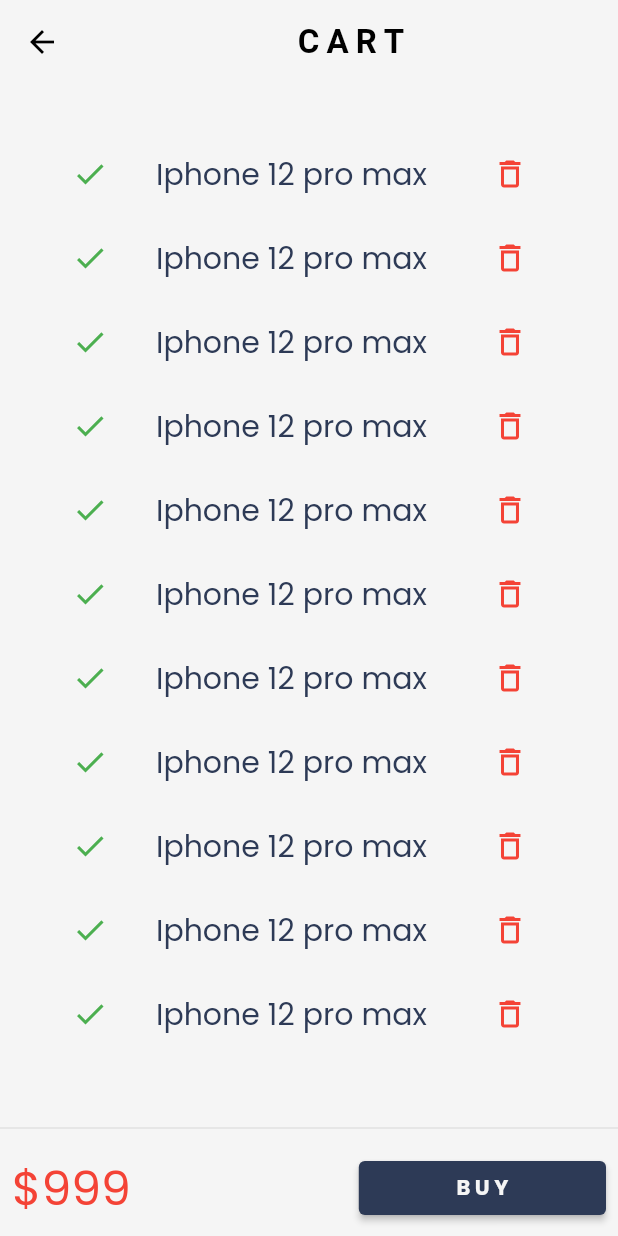
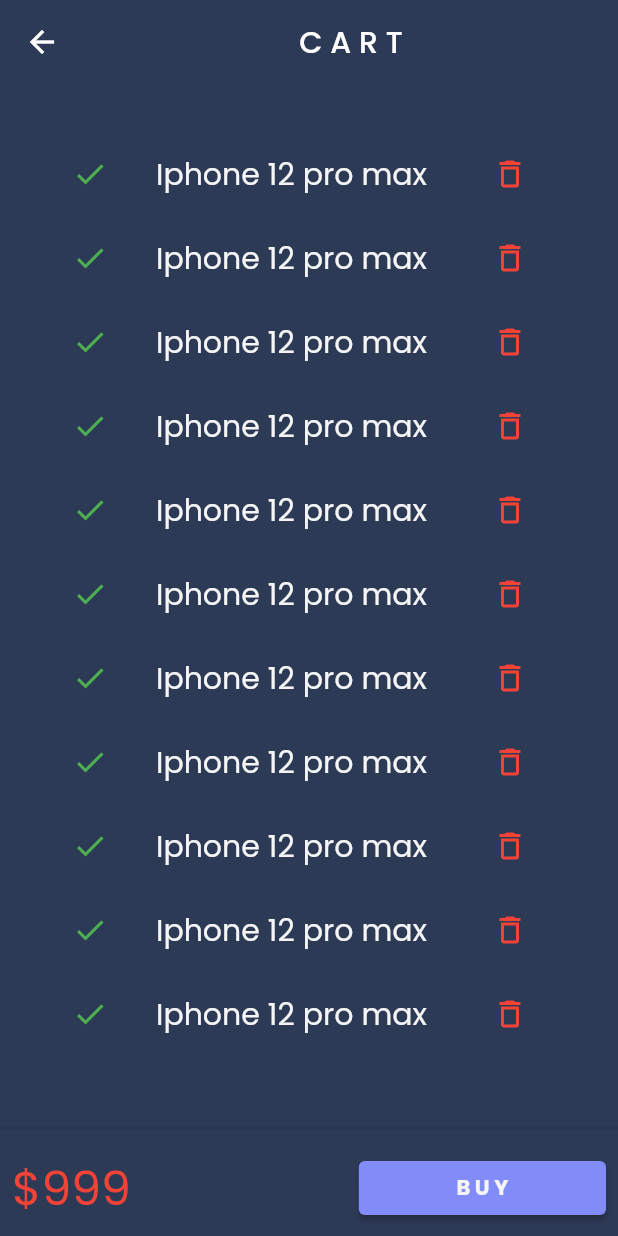
Before and after one commit to waleed-ahmed15/catalouge_app, a Flutter app: the Home_page screen opened directly, after a tap on an icon or button, on a phone screen of 412 x 824 dp. Run offline on Flutter 3.47's test engine with Material 2 defaults, Android fonts, the phone set to English and light mode, and no system bars; our stand-ins replace google_fonts, velocity_x; network calls fail.

Commit message:
day 23  completed

```diff
--- a/lib/main.dart
+++ b/lib/main.dart
@@ -17,7 +17,7 @@
   Widget build(BuildContext context) {
     return MaterialApp(
       // home: Home_page(),
-      themeMode: ThemeMode.light,
+      themeMode: ThemeMode.dark,
       debugShowCheckedModeBanner: false,
       theme: MyThemes.lightTheme(context),
       darkTheme: MyThemes.DarkTheme(context),
--- a/lib/pages/cart_page.dart
+++ b/lib/pages/cart_page.dart
@@ -35,8 +35,14 @@
         ElevatedButton(
                 style: ButtonStyle(
                     backgroundColor:
-                        MaterialStateProperty.all(MyThemes.darkCreamColor)),
-                onPressed: () {},
+                        MaterialStateProperty.all(context.theme.buttonColor)),
+                onPressed: () {
+                  ScaffoldMessenger.of(context).showSnackBar(const SnackBar(
+                      content: Text(
+                    "Buying not supported yet!",
+                    style: TextStyle(fontSize: 20),
+                  )));
+                },
                 child: "B U Y".text.bold.color(MyThemes.creamColor).make())
             .w40(context)
       ],
--- a/lib/widgets/home_widgets/catalog_header.dart
+++ b/lib/widgets/home_widgets/catalog_header.dart
@@ -9,13 +9,7 @@
     return Column(
       crossAxisAlignment: CrossAxisAlignment.start,
       children: [
-        "Catalouge App"
-            .text
-            .bold
-            .color(context.theme.buttonColor)
-            .xl5
-            .center
-            .make(),
+        "Catalouge App".text.bold.color(context.accentColor).xl5.center.make(),
         "Trending Products".text.xl2.color(context.accentColor).make(),
       ],
     );
```
Also changed, not shown: lib/models/cart.dart (added, +28 -0 lines).
